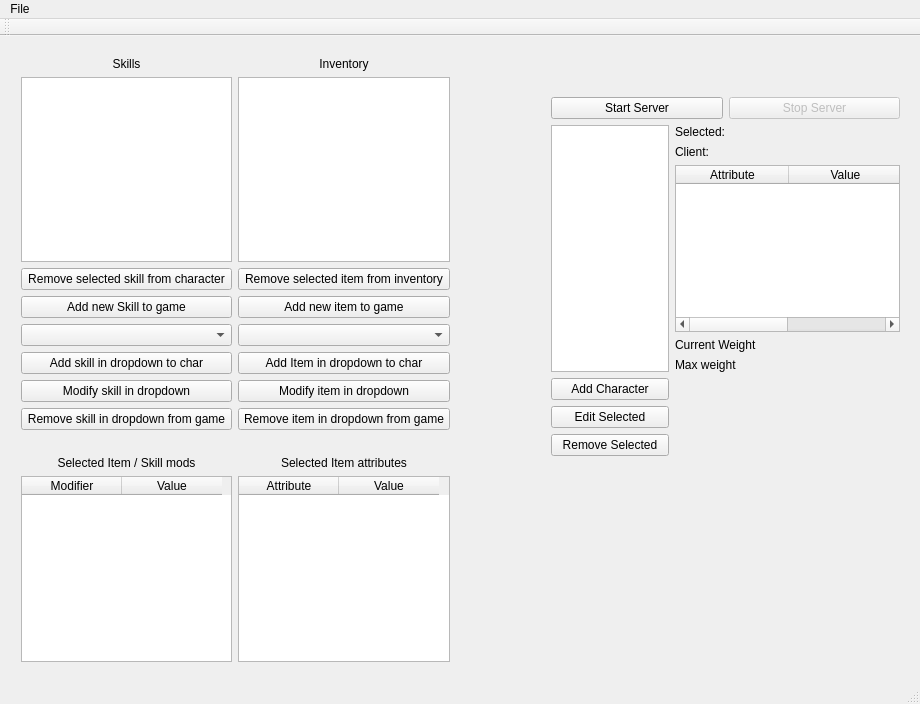
Above: Server/serverwindow.ui from ROLL-E/roll-e before the change. Below: the same form after it.
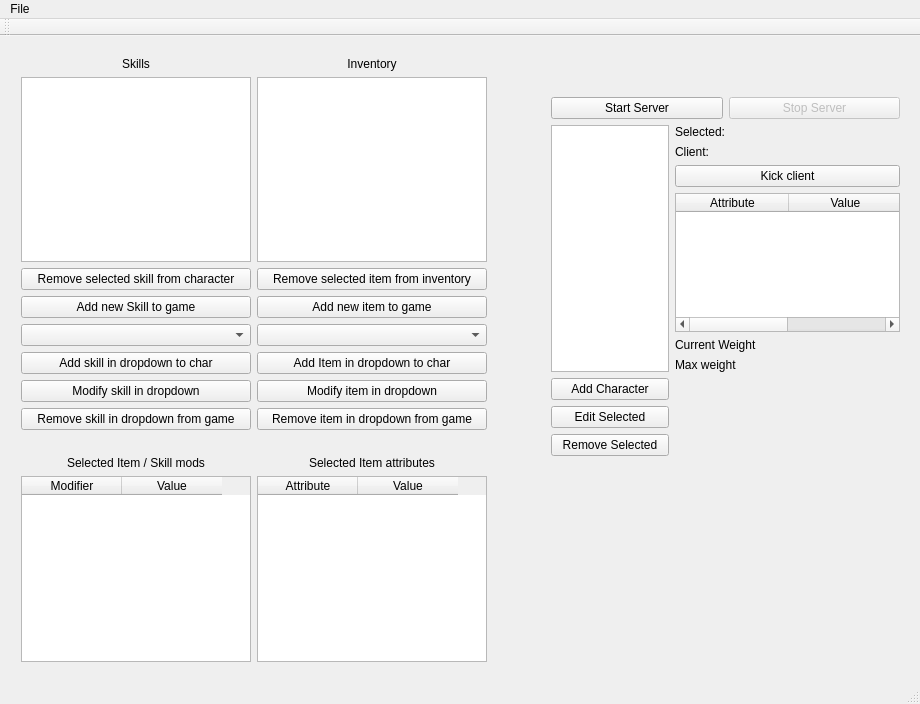
That is the form after the change.

Commit message: Added kick functionality

The edit to the form file:
```diff
--- a/Server/serverwindow.ui
+++ b/Server/serverwindow.ui
@@ -19,7 +19,7 @@
      <rect>
       <x>10</x>
       <y>10</y>
-      <width>451</width>
+      <width>488</width>
       <height>627</height>
      </rect>
     </property>
@@ -436,6 +436,13 @@
            </item>
           </layout>
          </item>
+         <item>
+          <widget class="QPushButton" name="pushButton_4">
+           <property name="text">
+            <string>Kick client</string>
+           </property>
+          </widget>
+         </item>
          <item>
           <widget class="QTableWidget" name="attr_tableWidget">
            <attribute name="horizontalHeaderDefaultSectionSize">
```
Left out of the diff: 2 changed lines with no effect on the pictures. The commit also changes 6 other files.
